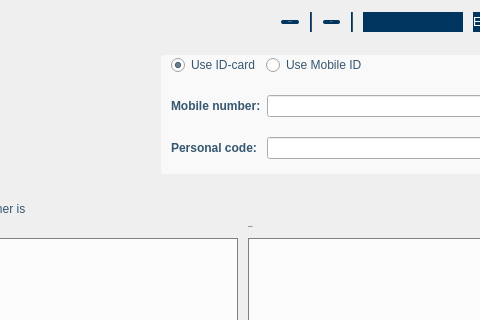
Above: client/ui/MainWindow.ui from open-eid/qdigidoc before the change; both pictures show x 82 to 562 and y 0 to 320 of the 650 by 552 pixel window. Below: the same form after it.
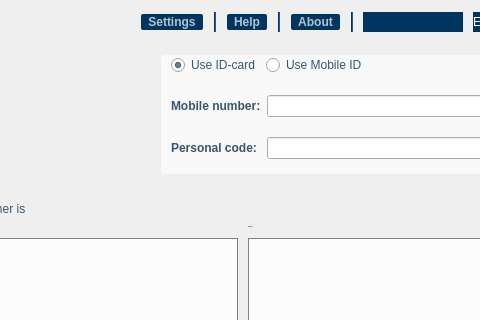
That is the form after the change. The open tabs and pages were chosen to show the change. Icons and pictures are not drawn. Custom widgets are drawn as their Qt base class.

Commit message:
forgot from last commit
Ticket: #382

The edit to the form file:
```diff
--- a/client/ui/MainWindow.ui
+++ b/client/ui/MainWindow.ui
@@ -78,7 +78,7 @@
 { background-color: qlineargradient(x1: 0, y1: 0, x2: 0, y2: 1, stop: 0 #A3AFC0, stop: 0.75 #80909D); }
 
 /* header */
-#headerLine, #headerLine2
+#headerLine, #headerLine2, #headerLine3
 { background-color: #00355F; }
 
 #cards, #languages
@@ -102,7 +102,7 @@
 #cards::drop-down, #languages::drop-down
 { border: 0px; }
 
-#settings, #help
+#settings, #help, #about
 {
 background-color: #00355F;
 color: #afc6d1;
@@ -194,15 +194,6 @@
         </item>
         <item>
          <widget class="QPushButton" name="settings">
-          <property name="font">
-           <font>
-            <family>Arial, Liberation Sans</family>
-            <pointsize>-1</pointsize>
-            <weight>75</weight>
-            <italic>false</italic>
-            <bold>true</bold>
-           </font>
-          </property>
           <property name="text">
            <string>Settings</string>
           </property>
@@ -226,15 +217,6 @@
         </item>
         <item>
          <widget class="QPushButton" name="help">
-          <property name="font">
-           <font>
-            <family>Arial, Liberation Sans</family>
-            <pointsize>-1</pointsize>
-            <weight>75</weight>
-            <italic>false</italic>
-            <bold>true</bold>
-           </font>
-          </property>
           <property name="text">
            <string>Help</string>
           </property>
@@ -256,6 +238,29 @@
           </property>
          </widget>
         </item>
+        <item>
+         <widget class="QPushButton" name="about">
+          <property name="text">
+           <string>About</string>
+          </property>
+         </widget>
+        </item>
+        <item>
+         <widget class="Line" name="headerLine3">
+          <property name="maximumSize">
+           <size>
+            <width>2</width>
+            <height>20</height>
+           </size>
+          </property>
+          <property name="frameShadow">
+           <enum>QFrame::Plain</enum>
+          </property>
+          <property name="orientation">
+           <enum>Qt::Vertical</enum>
+          </property>
+         </widget>
+        </item>
         <item>
          <widget class="ComboBox" name="cards">
           <property name="minimumSize">
```
Left out of the diff: 8 changed lines with no effect on the pictures.
